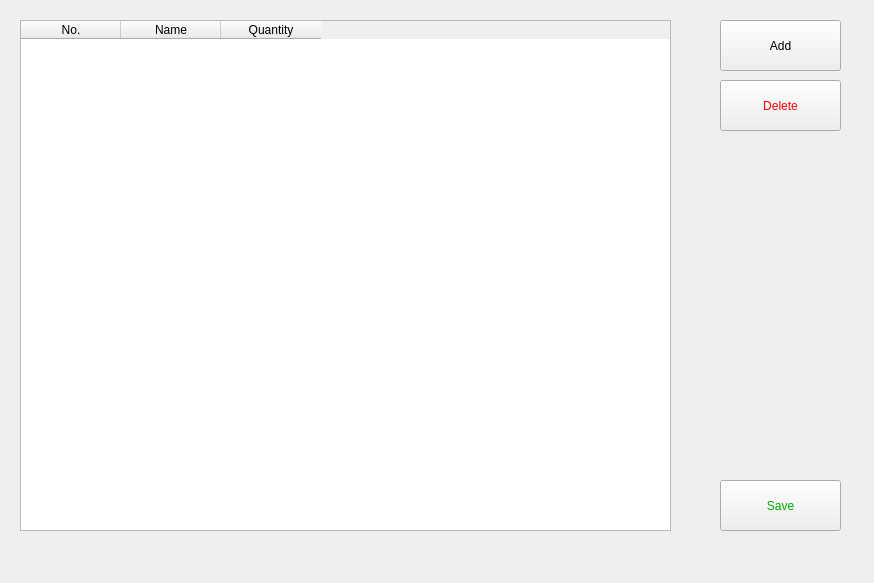
Old version of the form stockwindow.ui in the repository sriv95/Restaurant-Management.
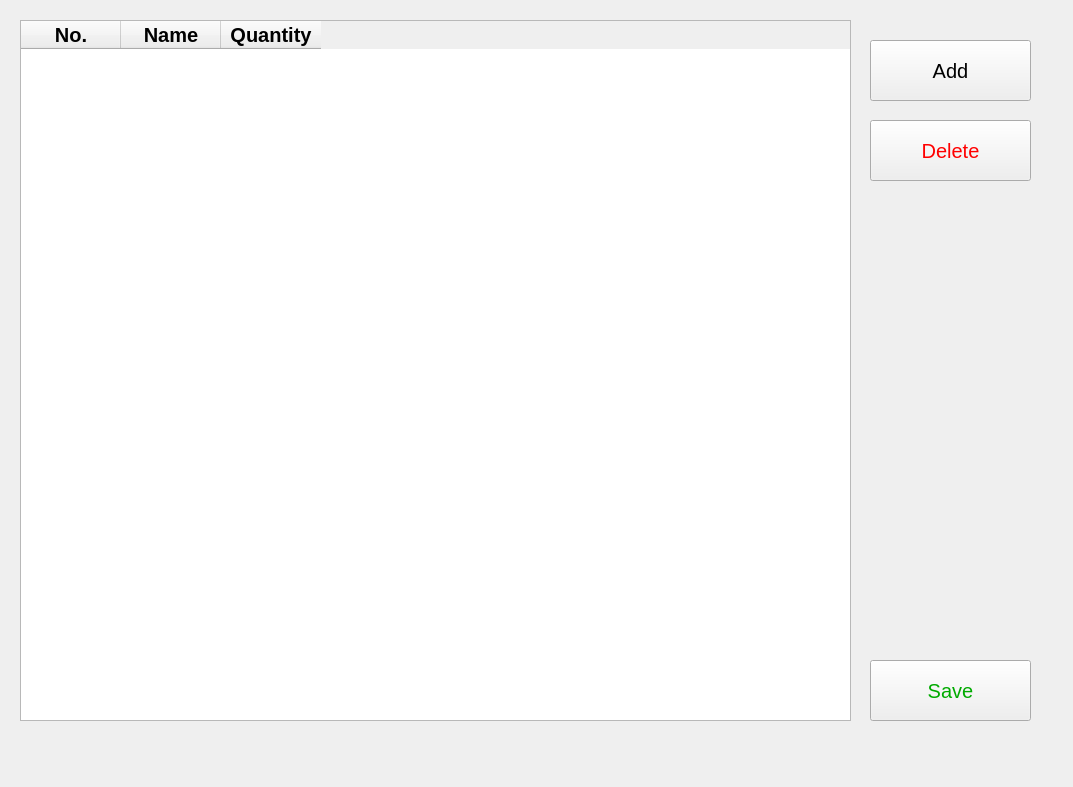
New version of the form.

The edit to the form file:
```diff
--- a/stockwindow.ui
+++ b/stockwindow.ui
@@ -6,8 +6,8 @@
    <rect>
     <x>0</x>
     <y>0</y>
-    <width>874</width>
-    <height>583</height>
+    <width>1073</width>
+    <height>787</height>
    </rect>
   </property>
   <property name="windowTitle">
@@ -16,12 +16,17 @@
   <widget class="QPushButton" name="AddBtn">
    <property name="geometry">
     <rect>
-     <x>720</x>
-     <y>20</y>
-     <width>121</width>
-     <height>51</height>
+     <x>870</x>
+     <y>40</y>
+     <width>161</width>
+     <height>61</height>
     </rect>
    </property>
+   <property name="font">
+    <font>
+     <pointsize>15</pointsize>
+    </font>
+   </property>
    <property name="styleSheet">
     <string notr="true"/>
    </property>
@@ -32,12 +37,17 @@
   <widget class="QPushButton" name="SaveBtn">
    <property name="geometry">
     <rect>
-     <x>720</x>
-     <y>480</y>
-     <width>121</width>
-     <height>51</height>
+     <x>870</x>
+     <y>660</y>
+     <width>161</width>
+     <height>61</height>
     </rect>
    </property>
+   <property name="font">
+    <font>
+     <pointsize>15</pointsize>
+    </font>
+   </property>
    <property name="styleSheet">
     <string notr="true">color: rgb(0, 170, 0)</string>
    </property>
@@ -48,12 +58,17 @@
   <widget class="QPushButton" name="DeleteBtn">
    <property name="geometry">
     <rect>
-     <x>720</x>
-     <y>80</y>
-     <width>121</width>
-     <height>51</height>
+     <x>870</x>
+     <y>120</y>
+     <width>161</width>
+     <height>61</height>
     </rect>
    </property>
+   <property name="font">
+    <font>
+     <pointsize>15</pointsize>
+    </font>
+   </property>
    <property name="acceptDrops">
     <bool>false</bool>
    </property>
@@ -69,10 +84,15 @@
     <rect>
      <x>20</x>
      <y>20</y>
-     <width>651</width>
-     <height>511</height>
+     <width>831</width>
+     <height>701</height>
     </rect>
    </property>
+   <property name="font">
+    <font>
+     <pointsize>13</pointsize>
+    </font>
+   </property>
    <property name="alternatingRowColors">
     <bool>true</bool>
    </property>
@@ -98,16 +118,35 @@
     <property name="text">
      <string>No.</string>
     </property>
+    <property name="font">
+     <font>
+      <pointsize>15</pointsize>
+      <bold>true</bold>
+     </font>
+    </property>
    </column>
    <column>
     <property name="text">
      <string>Name</string>
     </property>
+    <property name="font">
+     <font>
+      <pointsize>15</pointsize>
+      <bold>true</bold>
+     </font>
+    </property>
    </column>
    <column>
     <property name="text">
      <string>Quantity</string>
     </property>
+    <property name="font">
+     <font>
+      <pointsize>15</pointsize>
+      <bold>true</bold>
+      <strikeout>false</strikeout>
+     </font>
+    </property>
    </column>
   </widget>
  </widget>
```
